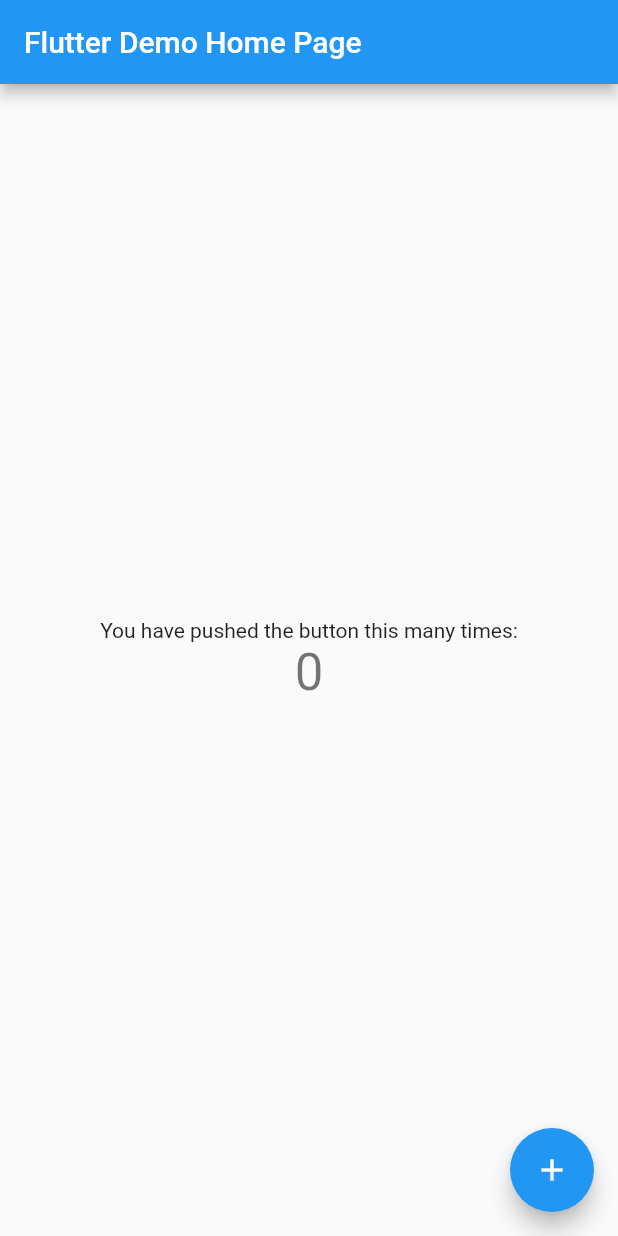
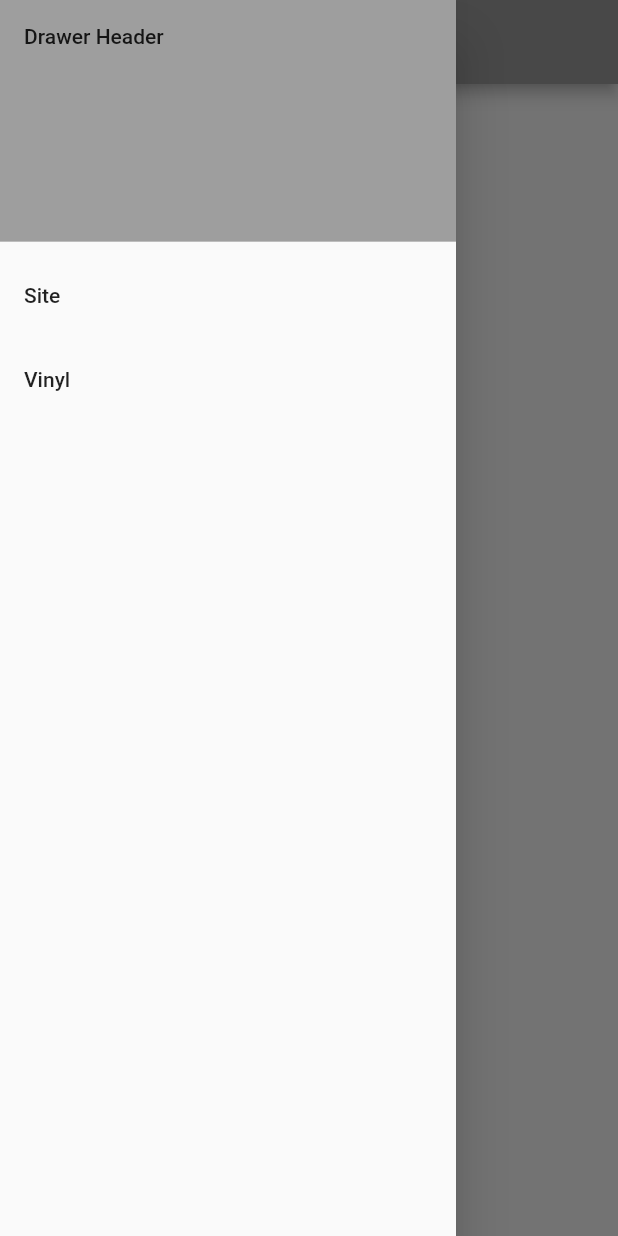
Before and after one commit to uurde/uurde_mobile, a Flutter app: the screen it shows after launch, with the side drawer open (before the commit the screen has no drawer), on a phone screen of 412 x 824 dp. Run offline on Flutter 3.47's test engine with Material 2 defaults, Android fonts, the phone set to English and light mode, and no system bars.

Commit message:
vinyl list page created with api connection

```diff
--- /dev/null
+++ b/lib/api/vinyl_api.dart
@@ -0,0 +1,43 @@
+import 'dart:async';
+import 'package:http/http.dart' as http;
+import 'dart:convert';
+import 'dart:io';
+
+import 'package:uurde_mobile/model/vinyl_model.dart';
+
+class VinylApi {
+  final _httpClient = HttpClient();
+  final _url = 'http://uurde-api.ugurdegirmenci.com/api/vinyls';
+  final _apiKey =
+      '511d9200e32268e6bc1bb9bd3332ca8d01effb5287c2e315ec2e356ca98efe6a';
+
+  Future<Vinyl> getVinyl() async {
+    try {
+      final response =
+          await http.get('$_url/1', headers: {'Authorization': _apiKey});
+      if (response == null || response.statusCode != HttpStatus.ok) {
+        print('Error retrieving units.');
+        return null;
+      }
+      return vinylFromJson(response.body);
+    } on Exception catch (e) {
+      print('$e');
+      return null;
+    }
+  }
+
+  static Future getVinyls() {
+    try {
+      final response =
+         http.get('http://uurde-api.ugurdegirmenci.com/api/vinyls', headers: {'Authorization': '511d9200e32268e6bc1bb9bd3332ca8d01effb5287c2e315ec2e356ca98efe6a'});
+      if (response == null) {
+        print('Error retrieving units.');
+        return null;
+      }
+      return response;
+    } on Exception catch (e) {
+      print('$e');
+      return null;
+    }
+  }
+}
--- /dev/null
+++ b/lib/listpages/vinyl-list.dart
@@ -0,0 +1,95 @@
+import 'package:flutter/material.dart';
+import 'dart:convert';
+import 'package:uurde_mobile/api/vinyl_api.dart';
+import 'package:uurde_mobile/model/vinyl_model.dart';
+
+class VinylList extends StatefulWidget {
+  @override
+  createState() => _MyListScreenState();
+}
+
+class _MyListScreenState extends State {
+  var vinyls = new List<Vinyl>();
+
+  _getVinyls() {
+    VinylApi.getVinyls().then((response) {
+      setState(() {
+        Iterable list = json.decode(response.body);
+        vinyls = list.map((model) => Vinyl.fromJson(model)).toList();
+        //vinyls = json.decode(response.body);
+      });
+    });
+  }
+
+  initState() {
+    super.initState();
+    _getVinyls();
+  }
+
+  dispose() {
+    super.dispose();
+  }
+
+  @override
+  build(context) {
+    return Scaffold(
+        appBar: AppBar(
+          title: Text("Vinyl List"),
+        ),
+        body: ListView.builder(
+          itemCount: vinyls.length,
+          itemBuilder: (context, index) {
+            return ListTile(title: Text(vinyls[index].albumName));
+          },
+        ));
+  }
+
+  // @override
+  // Widget build(context){
+  //   return MaterialApp(
+  //     title: 'Fetch Data Example',
+  //     theme: ThemeData(
+  //       primarySwatch: Colors.blue,
+  //     ),
+  //     home: Scaffold(
+  //       appBar: AppBar(
+  //         title: Text('Fetch Data Example'),
+  //       ),
+  //       body: Center(
+  //         child: FutureBuilder<Vinyl>(
+  //           future: vinyls,
+  //           builder: (context, snapshot) {
+  //             if (snapshot.hasData) {
+  //               return Text(snapshot.data.albumName);
+  //             } else if (snapshot.hasError) {
+  //               return Text("${snapshot.error}");
+  //             }
+
+  //             // By default, show a loading spinner.
+  //             return CircularProgressIndicator();
+  //           },
+  //         ),
+  //       ),
+  //     ),
+  //   );
+
+  // }
+
+  // build(context) {
+  //   return Scaffold(
+  //       appBar: AppBar(
+  //         title: Text("Vinyl List"),
+  //       ),
+  //       body: ListView.builder(
+  //         itemCount: vinyls.length,
+  //         itemBuilder: (context, index) {
+  //           return ListTile(
+  //               title: Text((index + 1).toString() +
+  //                   '. ' +
+  //                   vinyls[index].artistName +
+  //                   ' - ' +
+  //                   vinyls[index].albumName));
+  //         },
+  //       ));
+  // }
+}
--- a/lib/main.dart
+++ b/lib/main.dart
@@ -1,117 +1,62 @@
 import 'package:flutter/material.dart';
+
+import 'listpages/vinyl-list.dart';
 
 void main() {
   runApp(MyApp());
 }
 
 class MyApp extends StatelessWidget {
-  // This widget is the root of your application.
   @override
   Widget build(BuildContext context) {
     return MaterialApp(
-      title: 'Flutter Demo',
+      title: 'uurde admin',
+      debugShowCheckedModeBanner: false,
       theme: ThemeData(
-        // This is the theme of your application.
-        //
-        // Try running your application with "flutter run". You'll see the
-        // application has a blue toolbar. Then, without quitting the app, try
-        // changing the primarySwatch below to Colors.green and then invoke
-        // "hot reload" (press "r" in the console where you ran "flutter run",
-        // or simply save your changes to "hot reload" in a Flutter IDE).
-        // Notice that the counter didn't reset back to zero; the application
-        // is not restarted.
-        primarySwatch: Colors.blue,
-        // This makes the visual density adapt to the platform that you run
-        // the app on. For desktop platforms, the controls will be smaller and
-        // closer together (more dense) than on mobile platforms.
+        primarySwatch: Colors.grey,
         visualDensity: VisualDensity.adaptivePlatformDensity,
       ),
-      home: MyHomePage(title: 'Flutter Demo Home Page'),
+      home: MyHomePage(title: 'uurde admin'),
     );
   }
 }
 
-class MyHomePage extends StatefulWidget {
-  MyHomePage({Key key, this.title}) : super(key: key);
-
-  // This widget is the home page of your application. It is stateful, meaning
-  // that it has a State object (defined below) that contains fields that affect
-  // how it looks.
-
-  // This class is the configuration for the state. It holds the values (in this
-  // case the title) provided by the parent (in this case the App widget) and
-  // used by the build method of the State. Fields in a Widget subclass are
-  // always marked "final".
-
+class MyHomePage extends StatelessWidget {
   final String title;
 
-  @override
-  _MyHomePageState createState() => _MyHomePageState();
-}
-
-class _MyHomePageState extends State<MyHomePage> {
-  int _counter = 0;
-
-  void _incrementCounter() {
-    setState(() {
-      // This call to setState tells the Flutter framework that something has
-      // changed in this State, which causes it to rerun the build method below
-      // so that the display can reflect the updated values. If we changed
-      // _counter without calling setState(), then the build method would not be
-      // called again, and so nothing would appear to happen.
-      _counter++;
-    });
-  }
+  MyHomePage({Key key, this.title}) : super(key: key);
 
   @override
   Widget build(BuildContext context) {
-    // This method is rerun every time setState is called, for instance as done
-    // by the _incrementCounter method above.
-    //
-    // The Flutter framework has been optimized to make rerunning build methods
-    // fast, so that you can just rebuild anything that needs updating rather
-    // than having to individually change instances of widgets.
     return Scaffold(
-      appBar: AppBar(
-        // Here we take the value from the MyHomePage object that was created by
-        // the App.build method, and use it to set our appbar title.
-        title: Text(widget.title),
-      ),
-      body: Center(
-        // Center is a layout widget. It takes a single child and positions it
-        // in the middle of the parent.
-        child: Column(
-          // Column is also a layout widget. It takes a list of children and
-          // arranges them vertically. By default, it sizes itself to fit its
-          // children horizontally, and tries to be as tall as its parent.
-          //
-          // Invoke "debug painting" (press "p" in the console, choose the
-          // "Toggle Debug Paint" action from the Flutter Inspector in Android
-          // Studio, or the "Toggle Debug Paint" command in Visual Studio Code)
-          // to see the wireframe for each widget.
-          //
-          // Column has various properties to control how it sizes itself and
-          // how it positions its children. Here we use mainAxisAlignment to
-          // center the children vertically; the main axis here is the vertical
-          // axis because Columns are vertical (the cross axis would be
-          // horizontal).
-          mainAxisAlignment: MainAxisAlignment.center,
+      appBar: AppBar(title: Text(title)),
+      body: Center(child: Text('My Page!')),
+      drawer: Drawer(
+        child: ListView(
+          padding: EdgeInsets.zero,
           children: <Widget>[
-            Text(
-              'You have pushed the button this many times:',
+            DrawerHeader(
+              child: Text('Drawer Header'),
+              decoration: BoxDecoration(
+                color: Colors.grey,
+              ),
             ),
-            Text(
-              '$_counter',
-              style: Theme.of(context).textTheme.headline4,
+            ListTile(
+              title: Text('Site'),
+              onTap: () {
+                Navigator.pop(context);
+              },
+            ),
+            ListTile(
+              title: Text('Vinyl'),
+              onTap: () {
+                Navigator.push(context,
+                    MaterialPageRoute(builder: (context) => VinylList()));
+              },
             ),
           ],
         ),
       ),
-      floatingActionButton: FloatingActionButton(
-        onPressed: _incrementCounter,
-        tooltip: 'Increment',
-        child: Icon(Icons.add),
-      ), // This trailing comma makes auto-formatting nicer for build methods.
     );
   }
 }
--- /dev/null
+++ b/lib/model/vinyl_model.dart
@@ -0,0 +1,36 @@
+import 'dart:convert';
+
+Vinyl vinylFromJson(String str) {
+  final jsonData = json.decode(str);
+  return Vinyl.fromJson(jsonData);
+}
+
+Vinyl allVinylsFromJson(String str) {
+  final jsonData = json.decode(str);
+  return Vinyl.fromJson(jsonData);
+}
+
+String vinylToJson(Vinyl data) {
+    final dyn = data.toJson();
+    return json.encode(dyn);
+}
+
+class Vinyl {
+  int vinylId;
+  String artistName;
+  String albumName;
+
+  Vinyl({this.vinylId, this.artistName, this.albumName});
+
+  factory Vinyl.fromJson(Map<String, dynamic> json) => new Vinyl(
+        vinylId: json['vinylId'],
+        artistName: json['artistName'],
+        albumName: json['albumName'],
+      );
+
+  Map<String, dynamic> toJson() => {
+        "vinylId": vinylId,
+        "artistName": artistName,
+        "albumName": albumName,
+      };
+}
--- a/pubspec.yaml
+++ b/pubspec.yaml
@@ -23,6 +23,8 @@ environment:
 dependencies:
   flutter:
     sdk: flutter
+
+  http: ^0.12.0
 
 
   # The following adds the Cupertino Icons font to your application.
```
Also changed, not shown: pubspec.lock.
